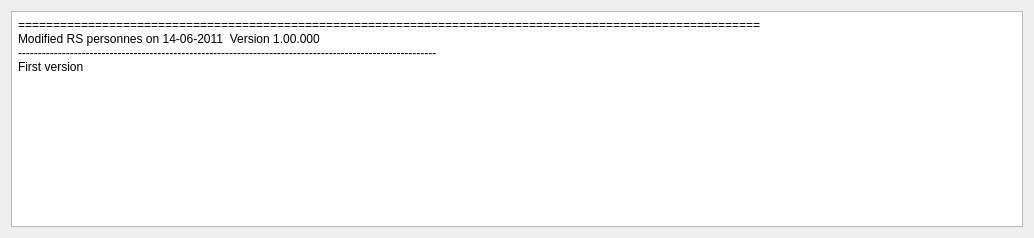
Qt form Programmes/synoptux/src/C_Dlg_Changements.ui (leo-naeka/medintux) before a commit.
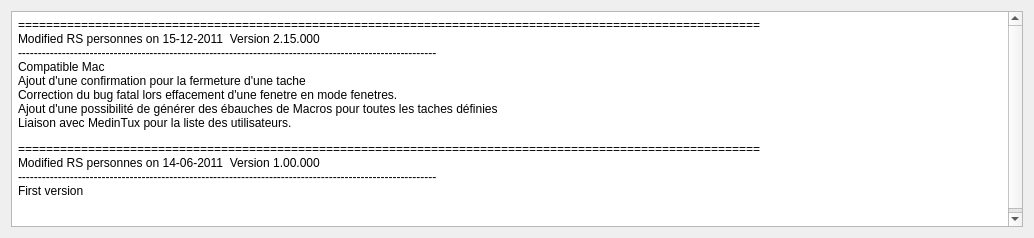
The same form after that commit.

Patch:
```diff
--- a/Programmes/synoptux/src/C_Dlg_Changements.ui
+++ b/Programmes/synoptux/src/C_Dlg_Changements.ui
@@ -27,6 +27,7 @@
 &lt;table border=&quot;0&quot; style=&quot; margin-top:0px; margin-bottom:0px; margin-left:0px; margin-right:0px;&quot; cellspacing=&quot;2&quot; cellpadding=&quot;0&quot;&gt;
 &lt;tr&gt;
 &lt;td&gt;
+&lt;p style=&quot; margin-top:12px; margin-bottom:12px; margin-left:0px; margin-right:0px; -qt-block-indent:0; text-indent:0px;&quot;&gt;========================================================================================================== &lt;br /&gt;Modified RS personnes on 15-12-2011  Version 2.15.000&lt;br /&gt;--------------------------------------------------------------------------------------------------------- &lt;br /&gt;Compatible Mac&lt;br /&gt;Ajout d'une confirmation pour la fermeture d'une tache&lt;br /&gt;Correction du bug fatal lors effacement d'une fenetre en mode fenetres.&lt;br /&gt;Ajout d'une possibilité de générer des ébauches de Macros pour toutes les taches définies&lt;br /&gt;Liaison avec MedinTux pour la liste des utilisateurs.&lt;/p&gt;
 &lt;p style=&quot; margin-top:12px; margin-bottom:12px; margin-left:0px; margin-right:0px; -qt-block-indent:0; text-indent:0px;&quot;&gt;========================================================================================================== &lt;br /&gt;Modified RS personnes on 14-06-2011  Version 1.00.000&lt;br /&gt;--------------------------------------------------------------------------------------------------------- &lt;br /&gt;First version&lt;/p&gt;
 &lt;p style=&quot;-qt-paragraph-type:empty; margin-top:12px; margin-bottom:12px; margin-left:0px; margin-right:0px; -qt-block-indent:0; text-indent:0px;&quot;&gt;&lt;/p&gt;&lt;/td&gt;&lt;/tr&gt;&lt;/table&gt;&lt;/td&gt;&lt;/tr&gt;&lt;/table&gt;&lt;/body&gt;&lt;/html&gt;</string>
      </property>
```
